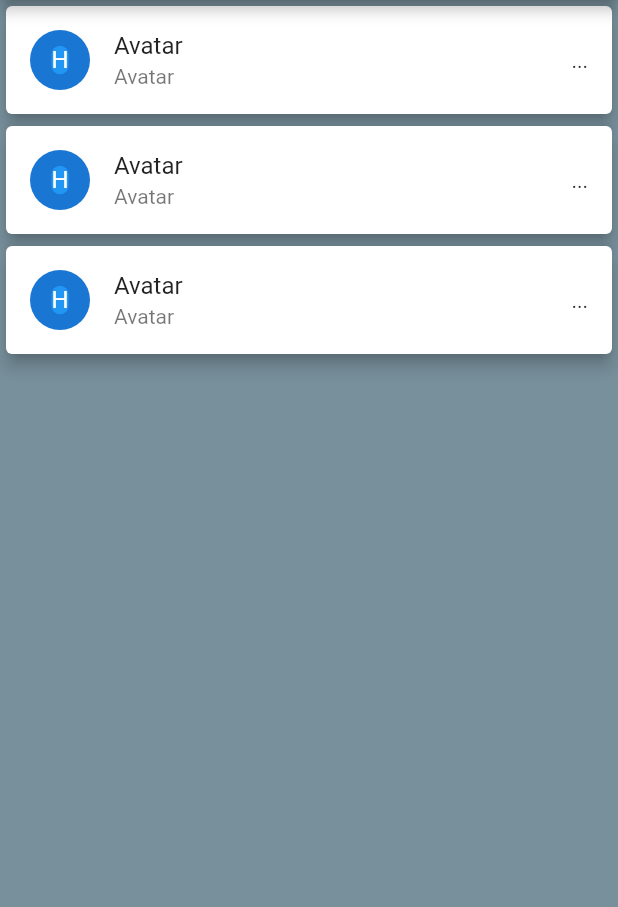
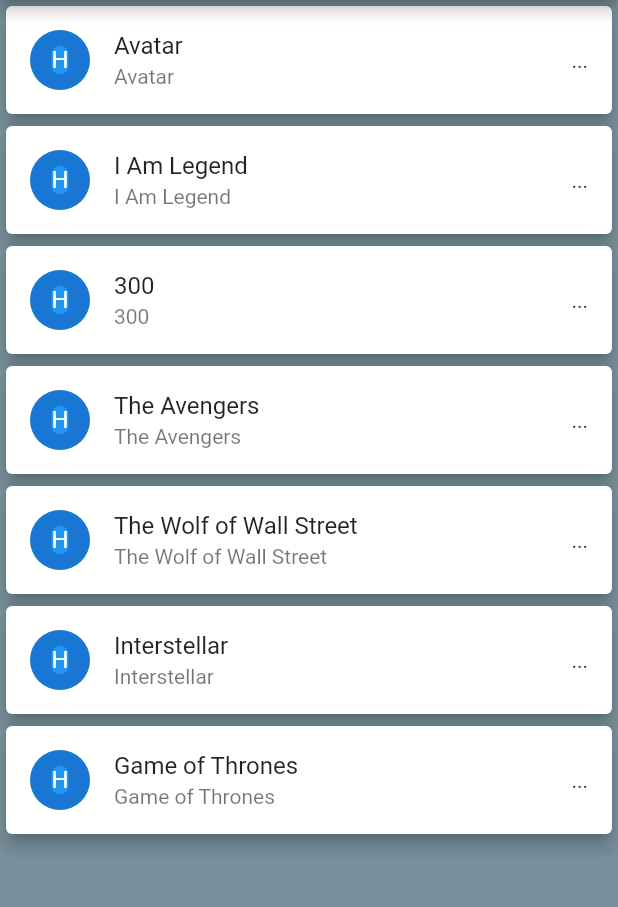
Before and after one commit to AndreDevLopes/Movies, a Flutter app: the screen it shows after launch, on a phone screen of 412 x 824 dp, the part 84-991 px from its top. Run offline on Flutter 3.47's test engine with Material 2 defaults, Android fonts, the phone set to English and light mode, and no system bars.

Commit message:
inserido alguns movies

```diff
--- a/lib/models/movie.dart
+++ b/lib/models/movie.dart
@@ -28,58 +28,163 @@ class Movie {
           "https://images-na.ssl-images-amazon.com/images/M/MV5BMTYxMDg1Nzk1MV5BMl5BanBnXkFtZTcwMDk0MTUzNA@@._V1_SX1500_CR0,0,1500,999_AL_.jpg"
         ]),
         Movie(
-            "Avatar",
-            "2009",
+            "I Am Legend",
+            "2007",
             "PG-13",
-            "18 Dec 2009",
-            "162 min",
-            "Action, Adventure, Fantasy",
-            "James Cameron",
-            "James Cameron",
-            "Sam Worthington, Zoe Saldana, Sigourney Weaver, Stephen Lang",
-            "A paraplegic marine dispatched to the moon Pandora on a unique mission becomes torn between following his orders and protecting the world he feels is his home.",
-            "English, Spanish",
-            "USA, UK",
-            "Won 3 Oscars. Another 80 wins & 121 nominations.",
-            "http://ia.media-imdb.com/images/M/MV5BMTYwOTEwNjAzMl5BMl5BanBnXkFtZTcwODc5MTUwMw@@._V1_SX300.jpg",
-            "83",
-            "7.9",
-            "890,617",
-            "tt0499549",
+            "14 Dec 2007",
+            "101 min",
+            "Drama, Horror, Sci-Fi",
+            "Francis Lawrence",
+            "Mark Protosevich (screenplay), Akiva Goldsman (screenplay), Richard Matheson (novel), John William Corrington, Joyce Hooper Corrington",
+            "Will Smith, Alice Braga, Charlie Tahan, Salli Richardson-Whitfield",
+            "Years after a plague kills most of humanity and transforms the rest into monsters, the sole survivor in New York City struggles valiantly to find a cure.",
+            "English",
+            "USA",
+            "9 wins & 21 nominations.",
+            "http://ia.media-imdb.com/images/M/MV5BMTU4NzMyNDk1OV5BMl5BanBnXkFtZTcwOTEwMzU1MQ@@._V1_SX300.jpg",
+            "65",
+            "7.2",
+            "533,874",
+            "tt0480249",
             "movie",
             "True", [
-          "https://images-na.ssl-images-amazon.com/images/M/MV5BMjEyOTYyMzUxNl5BMl5BanBnXkFtZTcwNTg0MTUzNA@@._V1_SX1500_CR0,0,1500,999_AL_.jpg",
-          "https://images-na.ssl-images-amazon.com/images/M/MV5BNzM2MDk3MTcyMV5BMl5BanBnXkFtZTcwNjg0MTUzNA@@._V1_SX1777_CR0,0,1777,999_AL_.jpg",
-          "https://images-na.ssl-images-amazon.com/images/M/MV5BMTY2ODQ3NjMyMl5BMl5BanBnXkFtZTcwODg0MTUzNA@@._V1_SX1777_CR0,0,1777,999_AL_.jpg",
-          "https://images-na.ssl-images-amazon.com/images/M/MV5BMTMxOTEwNDcxN15BMl5BanBnXkFtZTcwOTg0MTUzNA@@._V1_SX1777_CR0,0,1777,999_AL_.jpg",
-          "https://images-na.ssl-images-amazon.com/images/M/MV5BMTYxMDg1Nzk1MV5BMl5BanBnXkFtZTcwMDk0MTUzNA@@._V1_SX1500_CR0,0,1500,999_AL_.jpg"
+          "https://images-na.ssl-images-amazon.com/images/M/MV5BMTI0NTI4NjE3NV5BMl5BanBnXkFtZTYwMDA0Nzc4._V1_.jpg",
+          "https://images-na.ssl-images-amazon.com/images/M/MV5BMTIwMDg2MDU4M15BMl5BanBnXkFtZTYwMTA0Nzc4._V1_.jpg",
+          "https://images-na.ssl-images-amazon.com/images/M/MV5BMTc5MDM1OTU5OV5BMl5BanBnXkFtZTYwMjA0Nzc4._V1_.jpg",
+          "https://images-na.ssl-images-amazon.com/images/M/MV5BMTA0MTI2NjMzMzFeQTJeQWpwZ15BbWU2MDMwNDc3OA@@._V1_.jpg"
         ]),
         Movie(
-            "Avatar",
-            "2009",
-            "PG-13",
-            "18 Dec 2009",
-            "162 min",
-            "Action, Adventure, Fantasy",
-            "James Cameron",
-            "James Cameron",
-            "Sam Worthington, Zoe Saldana, Sigourney Weaver, Stephen Lang",
-            "A paraplegic marine dispatched to the moon Pandora on a unique mission becomes torn between following his orders and protecting the world he feels is his home.",
-            "English, Spanish",
-            "USA, UK",
-            "Won 3 Oscars. Another 80 wins & 121 nominations.",
-            "http://ia.media-imdb.com/images/M/MV5BMTYwOTEwNjAzMl5BMl5BanBnXkFtZTcwODc5MTUwMw@@._V1_SX300.jpg",
-            "83",
-            "7.9",
-            "890,617",
-            "tt0499549",
+            "300",
+            "2006",
+            "R",
+            "09 Mar 2007",
+            "117 min",
+            "Action, Drama, Fantasy",
+            "Zack Snyder",
+            "Zack Snyder (screenplay), Kurt Johnstad (screenplay), Michael Gordon (screenplay), Frank Miller (graphic novel), Lynn Varley (graphic novel)",
+            "Gerard Butler, Lena Headey, Dominic West, David Wenham",
+            "King Leonidas of Sparta and a force of 300 men fight the Persians at Thermopylae in 480 B.C.",
+            "English",
+            "USA",
+            "16 wins & 42 nominations.",
+            "http://ia.media-imdb.com/images/M/MV5BMjAzNTkzNjcxNl5BMl5BanBnXkFtZTYwNDA4NjE3._V1_SX300.jpg",
+            "52",
+            "7.7",
+            "611,046",
+            "tt0416449",
             "movie",
             "True", [
-          "https://images-na.ssl-images-amazon.com/images/M/MV5BMjEyOTYyMzUxNl5BMl5BanBnXkFtZTcwNTg0MTUzNA@@._V1_SX1500_CR0,0,1500,999_AL_.jpg",
-          "https://images-na.ssl-images-amazon.com/images/M/MV5BNzM2MDk3MTcyMV5BMl5BanBnXkFtZTcwNjg0MTUzNA@@._V1_SX1777_CR0,0,1777,999_AL_.jpg",
-          "https://images-na.ssl-images-amazon.com/images/M/MV5BMTY2ODQ3NjMyMl5BMl5BanBnXkFtZTcwODg0MTUzNA@@._V1_SX1777_CR0,0,1777,999_AL_.jpg",
-          "https://images-na.ssl-images-amazon.com/images/M/MV5BMTMxOTEwNDcxN15BMl5BanBnXkFtZTcwOTg0MTUzNA@@._V1_SX1777_CR0,0,1777,999_AL_.jpg",
-          "https://images-na.ssl-images-amazon.com/images/M/MV5BMTYxMDg1Nzk1MV5BMl5BanBnXkFtZTcwMDk0MTUzNA@@._V1_SX1500_CR0,0,1500,999_AL_.jpg"
+          "https://images-na.ssl-images-amazon.com/images/M/MV5BMTMwNTg5MzMwMV5BMl5BanBnXkFtZTcwMzA2NTIyMw@@._V1_SX1777_CR0,0,1777,937_AL_.jpg",
+          "https://images-na.ssl-images-amazon.com/images/M/MV5BMTQwNTgyNTMzNF5BMl5BanBnXkFtZTcwNDA2NTIyMw@@._V1_SX1777_CR0,0,1777,935_AL_.jpg",
+          "https://images-na.ssl-images-amazon.com/images/M/MV5BMTc0MjQzOTEwMV5BMl5BanBnXkFtZTcwMzE2NTIyMw@@._V1_SX1777_CR0,0,1777,947_AL_.jpg"
+        ]),
+        Movie(
+            "The Avengers",
+            "2012",
+            "PG-13",
+            "04 May 2012",
+            "143 min",
+            "Action, Sci-Fi, Thriller",
+            "Joss Whedon",
+            "Joss Whedon (screenplay), Zak Penn (story), Joss Whedon (story)",
+            "Robert Downey Jr., Chris Evans, Mark Ruffalo, Chris Hemsworth",
+            "Earth's mightiest heroes must come together and learn to fight as a team if they are to stop the mischievous Loki and his alien army from enslaving humanity.",
+            "English, Russian",
+            "USA",
+            "Nominated for 1 Oscar. Another 34 wins & 75 nominations.",
+            "http://ia.media-imdb.com/images/M/MV5BMTk2NTI1MTU4N15BMl5BanBnXkFtZTcwODg0OTY0Nw@@._V1_SX300.jpg",
+            "69",
+            "8.1",
+            "1,003,301",
+            "tt0848228",
+            "movie",
+            "True", [
+          "https://images-na.ssl-images-amazon.com/images/M/MV5BMTA0NjY0NzE4OTReQTJeQWpwZ15BbWU3MDczODg2Nzc@._V1_SX1777_CR0,0,1777,999_AL_.jpg",
+          "https://images-na.ssl-images-amazon.com/images/M/MV5BMjE1MzEzMjcyM15BMl5BanBnXkFtZTcwNDM4ODY3Nw@@._V1_SX1777_CR0,0,1777,999_AL_.jpg",
+          "https://images-na.ssl-images-amazon.com/images/M/MV5BMjMwMzM2MTg1M15BMl5BanBnXkFtZTcwNjM4ODY3Nw@@._V1_SX1777_CR0,0,1777,999_AL_.jpg",
+          "https://images-na.ssl-images-amazon.com/images/M/MV5BMTQ4NzM2Mjc5MV5BMl5BanBnXkFtZTcwMTkwOTY3Nw@@._V1_SX1777_CR0,0,1777,999_AL_.jpg",
+          "https://images-na.ssl-images-amazon.com/images/M/MV5BMTc3MzQ3NjA5N15BMl5BanBnXkFtZTcwMzY5OTY3Nw@@._V1_SX1777_CR0,0,1777,999_AL_.jpg"
+        ]),
+        Movie(
+            "The Wolf of Wall Street",
+            "2013",
+            "R",
+            "25 Dec 2013",
+            "180 min",
+            "Biography, Comedy, Crime",
+            "Martin Scorsese",
+            "Terence Winter (screenplay), Jordan Belfort (book)",
+            "Leonardo DiCaprio, Jonah Hill, Margot Robbie, Matthew McConaughey",
+            "Based on the true story of Jordan Belfort, from his rise to a wealthy stock-broker living the high life to his fall involving crime, corruption and the federal government.",
+            "English, French",
+            "USA",
+            "Nominated for 5 Oscars. Another 35 wins & 154 nominations.",
+            "http://ia.media-imdb.com/images/M/MV5BMjIxMjgxNTk0MF5BMl5BanBnXkFtZTgwNjIyOTg2MDE@._V1_SX300.jpg",
+            "75",
+            "8.2",
+            "786,985",
+            "tt0993846",
+            "movie",
+            "True", [
+          "https://images-na.ssl-images-amazon.com/images/M/MV5BNDIwMDIxNzk3Ml5BMl5BanBnXkFtZTgwMTg0MzQ4MDE@._V1_SX1500_CR0,0,1500,999_AL_.jpg",
+          "https://images-na.ssl-images-amazon.com/images/M/MV5BMTc0NzAxODAyMl5BMl5BanBnXkFtZTgwMDg0MzQ4MDE@._V1_SX1500_CR0,0,1500,999_AL_.jpg",
+          "https://images-na.ssl-images-amazon.com/images/M/MV5BMTExMDk1MDE4NzVeQTJeQWpwZ15BbWU4MDM4NDM0ODAx._V1_SX1500_CR0,0,1500,999_AL_.jpg",
+          "https://images-na.ssl-images-amazon.com/images/M/MV5BMTg3MTY4NDk4Nl5BMl5BanBnXkFtZTgwNjc0MzQ4MDE@._V1_SX1500_CR0,0,1500,999_AL_.jpg",
+          "https://images-na.ssl-images-amazon.com/images/M/MV5BMTgzMTg4MDI0Ml5BMl5BanBnXkFtZTgwOTY0MzQ4MDE@._V1_SY1000_CR0,0,1553,1000_AL_.jpg"
+        ]),
+        Movie(
+            "Interstellar",
+            "2014",
+            "PG-13",
+            "07 Nov 2014",
+            "169 min",
+            "Adventure, Drama, Sci-Fi",
+            "Christopher Nolan",
+            "Jonathan Nolan, Christopher Nolan",
+            "Ellen Burstyn, Matthew McConaughey, Mackenzie Foy, John Lithgow",
+            "A team of explorers travel through a wormhole in space in an attempt to ensure humanity's survival.",
+            "English",
+            "USA, UK",
+            "Won 1 Oscar. Another 39 wins & 134 nominations.",
+            "http://ia.media-imdb.com/images/M/MV5BMjIxNTU4MzY4MF5BMl5BanBnXkFtZTgwMzM4ODI3MjE@._V1_SX300.jpg",
+            "74",
+            "8.6",
+            "937,412",
+            "tt0816692",
+            "movie",
+            "True", [
+          "https://images-na.ssl-images-amazon.com/images/M/MV5BMjA3NTEwOTMxMV5BMl5BanBnXkFtZTgwMjMyODgxMzE@._V1_SX1500_CR0,0,1500,999_AL_.jpg",
+          "https://images-na.ssl-images-amazon.com/images/M/MV5BMzQ5ODE2MzEwM15BMl5BanBnXkFtZTgwMTMyODgxMzE@._V1_SX1500_CR0,0,1500,999_AL_.jpg",
+          "https://images-na.ssl-images-amazon.com/images/M/MV5BMTg4Njk4MzY0Nl5BMl5BanBnXkFtZTgwMzIyODgxMzE@._V1_SX1500_CR0,0,1500,999_AL_.jpg",
+          "https://images-na.ssl-images-amazon.com/images/M/MV5BMzE3MTM0MTc3Ml5BMl5BanBnXkFtZTgwMDIyODgxMzE@._V1_SX1500_CR0,0,1500,999_AL_.jpg",
+          "https://images-na.ssl-images-amazon.com/images/M/MV5BNjYzNjE2NDk3N15BMl5BanBnXkFtZTgwNzEyODgxMzE@._V1_SX1500_CR0,0,1500,999_AL_.jpg"
+        ]),
+        Movie(
+            "Game of Thrones",
+            "2011–",
+            "TV-MA",
+            "17 Apr 2011",
+            "56 min",
+            "Adventure, Drama, Fantasy",
+            "N/A",
+            "David Benioff, D.B. Weiss",
+            "Peter Dinklage, Lena Headey, Emilia Clarke, Kit Harington",
+            "While a civil war brews between several noble families in Westeros, the children of the former rulers of the land attempt to rise up to power. Meanwhile a forgotten race, bent on destruction, plans to return after thousands of years in the North.",
+            "English",
+            "USA, UK",
+            "Won 1 Golden Globe. Another 185 wins & 334 nominations.",
+            "http://ia.media-imdb.com/images/M/MV5BMjM5OTQ1MTY5Nl5BMl5BanBnXkFtZTgwMjM3NzMxODE@._V1_SX300.jpg",
+            "N/A",
+            "9.5",
+            "1,046,830",
+            "tt0944947",
+            "series",
+            "True", [
+          "https://images-na.ssl-images-amazon.com/images/M/MV5BNDc1MGUyNzItNWRkOC00MjM1LWJjNjMtZTZlYWIxMGRmYzVlXkEyXkFqcGdeQXVyMzU3MDEyNjk@._V1_SX1777_CR0,0,1777,999_AL_.jpg",
+          "https://images-na.ssl-images-amazon.com/images/M/MV5BZjZkN2M5ODgtMjQ2OC00ZjAxLWE1MjMtZDE0OTNmNGM0NWEwXkEyXkFqcGdeQXVyNjUxNzgwNTE@._V1_SX1777_CR0,0,1777,999_AL_.jpg",
+          "https://images-na.ssl-images-amazon.com/images/M/MV5BMDk4Y2Y1MDAtNGVmMC00ZTlhLTlmMmQtYjcyN2VkNzUzZjg2XkEyXkFqcGdeQXVyNjUxNzgwNTE@._V1_SX1777_CR0,0,1777,999_AL_.jpg",
+          "https://images-na.ssl-images-amazon.com/images/M/MV5BNjZjNWIzMzQtZWZjYy00ZTkwLWJiMTYtOWRkZDBhNWJhY2JmXkEyXkFqcGdeQXVyMjk3NTUyOTc@._V1_SX1777_CR0,0,1777,999_AL_.jpg",
+          "https://images-na.ssl-images-amazon.com/images/M/MV5BNTMyMTRjZWEtM2UxMS00ZjU5LWIxMTYtZDA5YmJhZmRjYTc4XkEyXkFqcGdeQXVyMjk3NTUyOTc@._V1_SX1777_CR0,0,1777,999_AL_.jpg"
         ]),
       ];
 
--- a/lib/ui/home.dart
+++ b/lib/ui/home.dart
@@ -42,7 +42,7 @@ class MoviListVie extends StatelessWidget {
               ),
               trailing: Text("..."),
               title: Text(movieList[index].title),
-              subtitle: Text("${movieList[0].title}"),
+              subtitle: Text("${movieList[index].title}"),
               onTap: () {
                 Navigator.push(
                   context,
```
